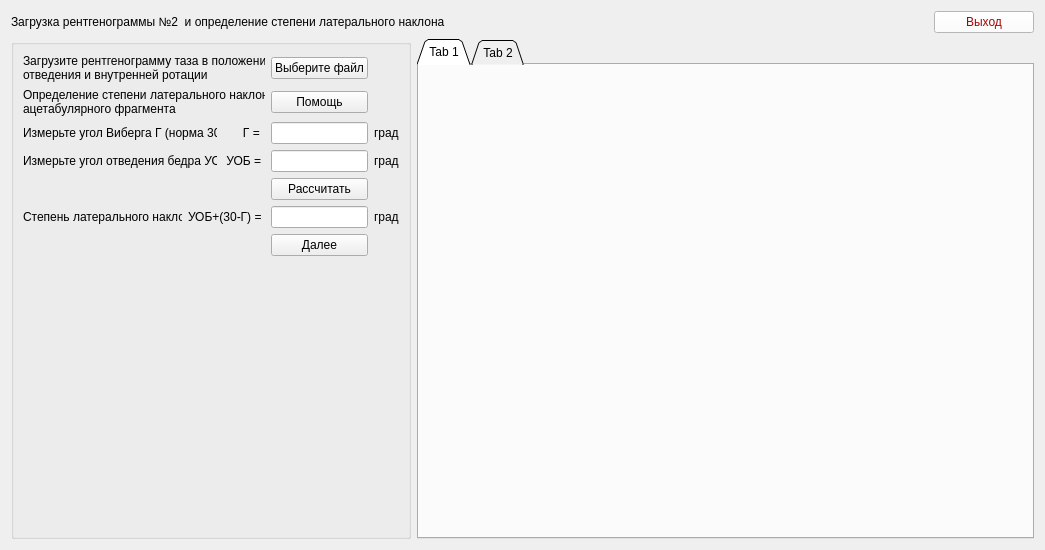
First picture: the form in Medic/forms/ui/form7.ui, repository W3STi/Medical-calculate-programm, before the edit.
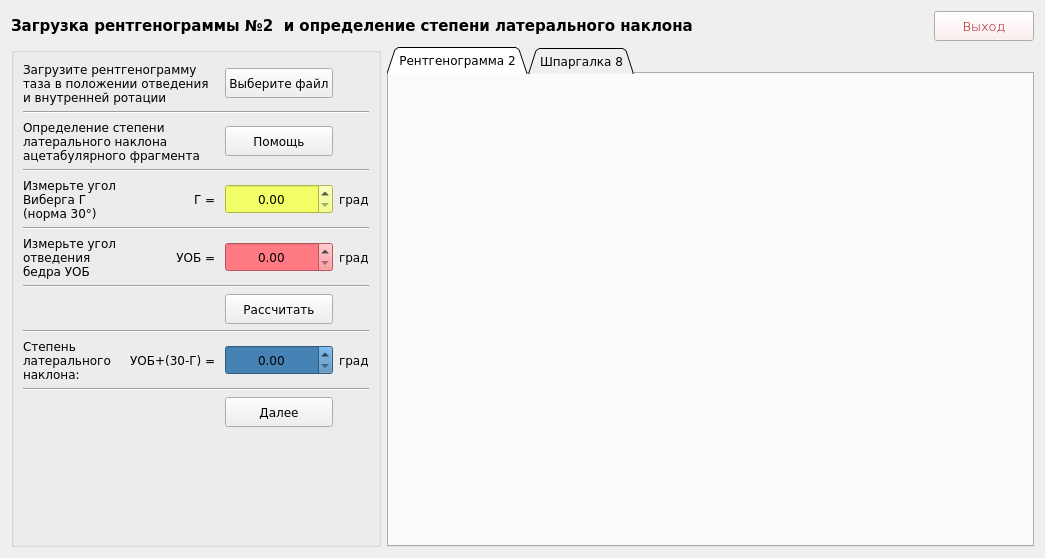
Second picture: the form after the edit.

```diff
--- a/Medic/forms/ui/form7.ui
+++ b/Medic/forms/ui/form7.ui
@@ -7,131 +7,181 @@
     <x>0</x>
     <y>0</y>
     <width>1045</width>
-    <height>545</height>
+    <height>548</height>
    </rect>
   </property>
   <property name="windowTitle">
    <string>Form</string>
   </property>
+  <property name="styleSheet">
+   <string notr="true">font-family: Verdana;</string>
+  </property>
   <layout class="QGridLayout" name="gridLayout">
    <item row="0" column="0" colspan="2">
     <widget class="QLabel" name="label_12">
+     <property name="minimumSize">
+      <size>
+       <width>0</width>
+       <height>30</height>
+      </size>
+     </property>
+     <property name="font">
+      <font>
+       <family>Verdana</family>
+       <pointsize>11</pointsize>
+       <weight>75</weight>
+       <italic>false</italic>
+       <bold>true</bold>
+      </font>
+     </property>
      <property name="styleSheet">
-      <string notr="true">font: 75 10pt &quot;MS Shell Dlg 2&quot;;
-color: rgb(0, 0, 0);</string>
+      <string notr="true">font: 75 11pt &quot;Verdana&quot;;
+font-weight: bold;</string>
      </property>
      <property name="text">
       <string>Загрузка рентгенограммы №2  и определение степени латерального наклона</string>
      </property>
     </widget>
    </item>
-   <item row="0" column="2">
-    <widget class="QPushButton" name="pushButton_5">
-     <property name="maximumSize">
-      <size>
-       <width>100</width>
-       <height>50</height>
-      </size>
-     </property>
-     <property name="cursor">
-      <cursorShape>PointingHandCursor</cursorShape>
-     </property>
-     <property name="styleSheet">
-      <string notr="true">background-color: rgb(255, 255, 255);
-color: rgb(170, 0, 0);</string>
-     </property>
-     <property name="text">
-      <string>Выход</string>
-     </property>
-    </widget>
-   </item>
    <item row="1" column="0">
     <widget class="QGroupBox" name="groupBox">
+     <property name="minimumSize">
+      <size>
+       <width>370</width>
+       <height>0</height>
+      </size>
+     </property>
      <property name="maximumSize">
       <size>
-       <width>400</width>
+       <width>370</width>
        <height>16777215</height>
       </size>
      </property>
+     <property name="font">
+      <font>
+       <family>Verdana</family>
+       <pointsize>9</pointsize>
+      </font>
+     </property>
      <property name="title">
       <string/>
      </property>
      <layout class="QGridLayout" name="gridLayout_2">
-      <item row="5" column="1" colspan="2">
-       <widget class="QLabel" name="label_10">
+      <item row="10" column="3">
+       <widget class="QDoubleSpinBox" name="doubleSpinBox_3">
+        <property name="minimumSize">
+         <size>
+          <width>0</width>
+          <height>30</height>
+         </size>
+        </property>
+        <property name="font">
+         <font>
+          <family>Verdana</family>
+          <pointsize>9</pointsize>
+         </font>
+        </property>
+        <property name="styleSheet">
+         <string notr="true">background-color: #4682B4;</string>
+        </property>
+        <property name="alignment">
+         <set>Qt::AlignCenter</set>
+        </property>
+        <property name="singleStep">
+         <double>0.100000000000000</double>
+        </property>
+       </widget>
+      </item>
+      <item row="8" column="3">
+       <widget class="QPushButton" name="pushButton_3">
+        <property name="minimumSize">
+         <size>
+          <width>0</width>
+          <height>30</height>
+         </size>
+        </property>
+        <property name="font">
+         <font>
+          <family>Verdana</family>
+          <pointsize>9</pointsize>
+         </font>
+        </property>
+        <property name="cursor">
+         <cursorShape>PointingHandCursor</cursorShape>
+        </property>
         <property name="text">
-         <string>УОБ+(30-Г) = </string>
+         <string>Рассчитать</string>
         </property>
        </widget>
       </item>
-      <item row="5" column="0">
+      <item row="10" column="0" colspan="2">
        <widget class="QLabel" name="label_9">
+        <property name="font">
+         <font>
+          <family>Verdana</family>
+          <pointsize>9</pointsize>
+         </font>
+        </property>
         <property name="text">
          <string>Степень латерального наклона:</string>
         </property>
-       </widget>
-      </item>
-      <item row="5" column="3">
-       <widget class="QLineEdit" name="lineEdit_4"/>
-      </item>
-      <item row="6" column="3">
-       <widget class="QPushButton" name="pushButton_4">
-        <property name="cursor">
-         <cursorShape>PointingHandCursor</cursorShape>
+        <property name="wordWrap">
+         <bool>true</bool>
         </property>
-        <property name="text">
-         <string>Далее</string>
-        </property>
        </widget>
       </item>
-      <item row="1" column="0" colspan="3">
+      <item row="2" column="0" colspan="3">
        <widget class="QLabel" name="label_2">
-        <property name="text">
-         <string>Определение степени латерального наклона
-ацетабулярного фрагмента</string>
+        <property name="font">
+         <font>
+          <family>Verdana</family>
+          <pointsize>9</pointsize>
+         </font>
         </property>
-       </widget>
-      </item>
-      <item row="2" column="4">
-       <widget class="QLabel" name="label_6">
         <property name="text">
-         <string>град</string>
+         <string>Определение степени латерального наклона ацетабулярного фрагмента</string>
         </property>
-       </widget>
-      </item>
-      <item row="5" column="4">
-       <widget class="QLabel" name="label_13">
-        <property name="text">
-         <string>град</string>
+        <property name="wordWrap">
+         <bool>true</bool>
         </property>
        </widget>
       </item>
       <item row="4" column="3">
-       <widget class="QPushButton" name="pushButton_3">
-        <property name="cursor">
-         <cursorShape>PointingHandCursor</cursorShape>
+       <widget class="QDoubleSpinBox" name="doubleSpinBox">
+        <property name="minimumSize">
+         <size>
+          <width>0</width>
+          <height>30</height>
+         </size>
         </property>
-        <property name="text">
-         <string>Рассчитать</string>
+        <property name="font">
+         <font>
+          <family>Verdana</family>
+          <pointsize>9</pointsize>
+         </font>
         </property>
-       </widget>
-      </item>
-      <item row="2" column="2">
-       <widget class="QLabel" name="label_5">
-        <property name="text">
-         <string>      Г = </string>
+        <property name="styleSheet">
+         <string notr="true">background-color: #f2ff66;</string>
         </property>
-       </widget>
-      </item>
-      <item row="3" column="2">
-       <widget class="QLabel" name="label_7">
-        <property name="text">
-         <string> УОБ = </string>
+        <property name="alignment">
+         <set>Qt::AlignCenter</set>
         </property>
        </widget>
       </item>
-      <item row="1" column="3">
+      <item row="2" column="3">
        <widget class="QPushButton" name="pushButton_2">
+        <property name="minimumSize">
+         <size>
+          <width>0</width>
+          <height>30</height>
+         </size>
+        </property>
+        <property name="font">
+         <font>
+          <family>Verdana</family>
+          <pointsize>9</pointsize>
+         </font>
+        </property>
         <property name="cursor">
          <cursorShape>PointingHandCursor</cursorShape>
         </property>
@@ -140,53 +190,180 @@
         </property>
        </widget>
       </item>
-      <item row="2" column="3">
-       <widget class="QLineEdit" name="lineEdit_2"/>
-      </item>
-      <item row="3" column="0" colspan="2">
-       <widget class="QLabel" name="label_4">
-        <property name="text">
-         <string>Измерьте угол отведения бедра УОБ</string>
-        </property>
-       </widget>
-      </item>
-      <item row="3" column="4">
-       <widget class="QLabel" name="label_8">
-        <property name="text">
-         <string>град</string>
-        </property>
-       </widget>
-      </item>
-      <item row="0" column="3">
-       <widget class="QPushButton" name="pushButton_6">
-        <property name="cursor">
-         <cursorShape>PointingHandCursor</cursorShape>
-        </property>
-        <property name="text">
-         <string>Выберите файл</string>
-        </property>
-       </widget>
-      </item>
-      <item row="2" column="0" colspan="2">
-       <widget class="QLabel" name="label_3">
-        <property name="text">
-         <string>Измерьте угол Виберга Г (норма 30°)</string>
-        </property>
-       </widget>
-      </item>
-      <item row="3" column="3">
-       <widget class="QLineEdit" name="lineEdit_3"/>
-      </item>
       <item row="0" column="0" colspan="3">
        <widget class="QLabel" name="label_11">
+        <property name="font">
+         <font>
+          <family>Verdana</family>
+          <pointsize>9</pointsize>
+         </font>
+        </property>
         <property name="text">
-         <string>Загрузите рентгенограмму таза в положении
-отведения и внутренней ротации</string>
+         <string>Загрузите рентгенограмму таза в положении отведения и внутренней ротации</string>
         </property>
+        <property name="wordWrap">
+         <bool>true</bool>
+        </property>
        </widget>
       </item>
-      <item row="7" column="3">
+      <item row="4" column="0" colspan="2">
+       <widget class="QLabel" name="label_3">
+        <property name="font">
+         <font>
+          <family>Verdana</family>
+          <pointsize>9</pointsize>
+         </font>
+        </property>
+        <property name="text">
+         <string>Измерьте угол Виберга Г (норма 30°)</string>
+        </property>
+        <property name="wordWrap">
+         <bool>true</bool>
+        </property>
+       </widget>
+      </item>
+      <item row="6" column="2">
+       <widget class="QLabel" name="label_7">
+        <property name="font">
+         <font>
+          <family>Verdana</family>
+          <pointsize>9</pointsize>
+         </font>
+        </property>
+        <property name="text">
+         <string>УОБ = </string>
+        </property>
+        <property name="alignment">
+         <set>Qt::AlignRight|Qt::AlignTrailing|Qt::AlignVCenter</set>
+        </property>
+       </widget>
+      </item>
+      <item row="12" column="3">
+       <widget class="QPushButton" name="pushButton_4">
+        <property name="minimumSize">
+         <size>
+          <width>0</width>
+          <height>30</height>
+         </size>
+        </property>
+        <property name="font">
+         <font>
+          <family>Verdana</family>
+          <pointsize>9</pointsize>
+         </font>
+        </property>
+        <property name="cursor">
+         <cursorShape>PointingHandCursor</cursorShape>
+        </property>
+        <property name="text">
+         <string>Далее</string>
+        </property>
+       </widget>
+      </item>
+      <item row="6" column="3">
+       <widget class="QDoubleSpinBox" name="doubleSpinBox_2">
+        <property name="minimumSize">
+         <size>
+          <width>0</width>
+          <height>30</height>
+         </size>
+        </property>
+        <property name="font">
+         <font>
+          <family>Verdana</family>
+          <pointsize>9</pointsize>
+         </font>
+        </property>
+        <property name="styleSheet">
+         <string notr="true">background-color: #ff7a83;</string>
+        </property>
+        <property name="alignment">
+         <set>Qt::AlignCenter</set>
+        </property>
+        <property name="singleStep">
+         <double>0.100000000000000</double>
+        </property>
+       </widget>
+      </item>
+      <item row="4" column="4">
+       <widget class="QLabel" name="label_6">
+        <property name="font">
+         <font>
+          <family>Verdana</family>
+          <pointsize>9</pointsize>
+         </font>
+        </property>
+        <property name="text">
+         <string>град</string>
+        </property>
+       </widget>
+      </item>
+      <item row="4" column="2">
+       <widget class="QLabel" name="label_5">
+        <property name="font">
+         <font>
+          <family>Verdana</family>
+          <pointsize>9</pointsize>
+         </font>
+        </property>
+        <property name="text">
+         <string>Г = </string>
+        </property>
+        <property name="alignment">
+         <set>Qt::AlignRight|Qt::AlignTrailing|Qt::AlignVCenter</set>
+        </property>
+       </widget>
+      </item>
+      <item row="10" column="2">
+       <widget class="QLabel" name="label_10">
+        <property name="font">
+         <font>
+          <family>Verdana</family>
+          <pointsize>9</pointsize>
+         </font>
+        </property>
+        <property name="text">
+         <string> УОБ+(30-Г) = </string>
+        </property>
+        <property name="alignment">
+         <set>Qt::AlignRight|Qt::AlignTrailing|Qt::AlignVCenter</set>
+        </property>
+       </widget>
+      </item>
+      <item row="6" column="4">
+       <widget class="QLabel" name="label_8">
+        <property name="font">
+         <font>
+          <family>Verdana</family>
+          <pointsize>9</pointsize>
+         </font>
+        </property>
+        <property name="text">
+         <string>град</string>
+        </property>
+       </widget>
+      </item>
+      <item row="10" column="4">
+       <widget class="QLabel" name="label_13">
+        <property name="font">
+         <font>
+          <family>Verdana</family>
+          <pointsize>9</pointsize>
+         </font>
+        </property>
+        <property name="text">
+         <string>град</string>
+        </property>
+       </widget>
+      </item>
+      <item row="13" column="3">
        <spacer name="verticalSpacer">
+        <property name="font">
+         <font>
+          <family>Verdana</family>
+          <pointsize>9</pointsize>
+         </font>
+        </property>
         <property name="orientation">
          <enum>Qt::Vertical</enum>
         </property>
@@ -198,9 +375,155 @@
         </property>
        </spacer>
       </item>
+      <item row="0" column="3">
+       <widget class="QPushButton" name="pushButton_6">
+        <property name="minimumSize">
+         <size>
+          <width>0</width>
+          <height>30</height>
+         </size>
+        </property>
+        <property name="font">
+         <font>
+          <family>Verdana</family>
+          <pointsize>9</pointsize>
+         </font>
+        </property>
+        <property name="cursor">
+         <cursorShape>PointingHandCursor</cursorShape>
+        </property>
+        <property name="text">
+         <string>Выберите файл</string>
+        </property>
+       </widget>
+      </item>
+      <item row="6" column="0" colspan="2">
+       <widget class="QLabel" name="label_4">
+        <property name="font">
+         <font>
+          <family>Verdana</family>
+          <pointsize>9</pointsize>
+         </font>
+        </property>
+        <property name="text">
+         <string>Измерьте угол отведения бедра УОБ</string>
+        </property>
+        <property name="wordWrap">
+         <bool>true</bool>
+        </property>
+       </widget>
+      </item>
+      <item row="1" column="0" colspan="5">
+       <widget class="Line" name="line">
+        <property name="font">
+         <font>
+          <family>Verdana</family>
+          <pointsize>9</pointsize>
+         </font>
+        </property>
+        <property name="orientation">
+         <enum>Qt::Horizontal</enum>
+        </property>
+       </widget>
+      </item>
+      <item row="3" column="0" colspan="5">
+       <widget class="Line" name="line_2">
+        <property name="font">
+         <font>
+          <family>Verdana</family>
+          <pointsize>9</pointsize>
+         </font>
+        </property>
+        <property name="orientation">
+         <enum>Qt::Horizontal</enum>
+        </property>
+       </widget>
+      </item>
+      <item row="5" column="0" colspan="5">
+       <widget class="Line" name="line_3">
+        <property name="font">
+         <font>
+          <family>Verdana</family>
+          <pointsize>9</pointsize>
+         </font>
+        </property>
+        <property name="orientation">
+         <enum>Qt::Horizontal</enum>
+        </property>
+       </widget>
+      </item>
+      <item row="7" column="0" colspan="5">
+       <widget class="Line" name="line_4">
+        <property name="font">
+         <font>
+          <family>Verdana</family>
+          <pointsize>9</pointsize>
+         </font>
+        </property>
+        <property name="orientation">
+         <enum>Qt::Horizontal</enum>
+        </property>
+       </widget>
+      </item>
+      <item row="9" column="0" colspan="5">
+       <widget class="Line" name="line_5">
+        <property name="font">
+         <font>
+          <family>Verdana</family>
+          <pointsize>9</pointsize>
+         </font>
+        </property>
+        <property name="orientation">
+         <enum>Qt::Horizontal</enum>
+        </property>
+       </widget>
+      </item>
+      <item row="11" column="0" colspan="5">
+       <widget class="Line" name="line_6">
+        <property name="font">
+         <font>
+          <family>Verdana</family>
+          <pointsize>9</pointsize>
+         </font>
+        </property>
+        <property name="orientation">
+         <enum>Qt::Horizontal</enum>
+        </property>
+       </widget>
+      </item>
      </layout>
     </widget>
    </item>
+   <item row="0" column="2">
+    <widget class="QPushButton" name="pushButton_5">
+     <property name="maximumSize">
+      <size>
+       <width>100</width>
+       <height>50</height>
+      </size>
+     </property>
+     <property name="font">
+      <font>
+       <family>Verdana</family>
+       <pointsize>10</pointsize>
+       <weight>9</weight>
+       <italic>false</italic>
+       <bold>false</bold>
+      </font>
+     </property>
+     <property name="cursor">
+      <cursorShape>PointingHandCursor</cursorShape>
+     </property>
+     <property name="styleSheet">
+      <string notr="true">background-color: #fcebeb;
+font: 75 10pt &quot;Verdana&quot;;
+color: rgb(170, 0, 0);</string>
+     </property>
+     <property name="text">
+      <string>Выход</string>
+     </property>
+    </widget>
+   </item>
    <item row="1" column="1" colspan="2">
     <widget class="QTabWidget" name="tabWidget">
      <property name="minimumSize">
@@ -209,6 +532,12 @@
        <height>500</height>
       </size>
      </property>
+     <property name="font">
+      <font>
+       <family>Verdana</family>
+       <pointsize>9</pointsize>
+      </font>
+     </property>
      <property name="tabShape">
       <enum>QTabWidget::Triangular</enum>
      </property>
@@ -217,12 +546,12 @@
      </property>
      <widget class="QWidget" name="tab">
       <attribute name="title">
-       <string>Tab 1</string>
+       <string>Рентгенограмма 2</string>
       </attribute>
      </widget>
      <widget class="QWidget" name="tab_2">
       <attribute name="title">
-       <string>Tab 2</string>
+       <string>Шпаргалка 8</string>
       </attribute>
      </widget>
     </widget>
```
Left out of the diff: 3 changed lines with no effect on the pictures.
